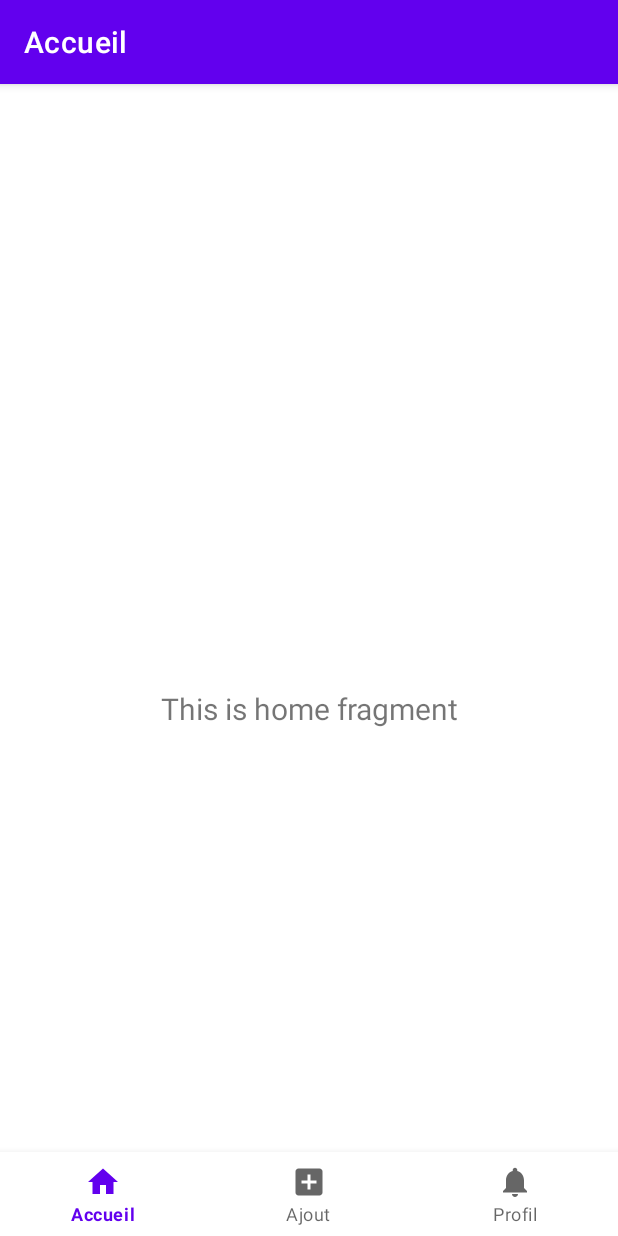
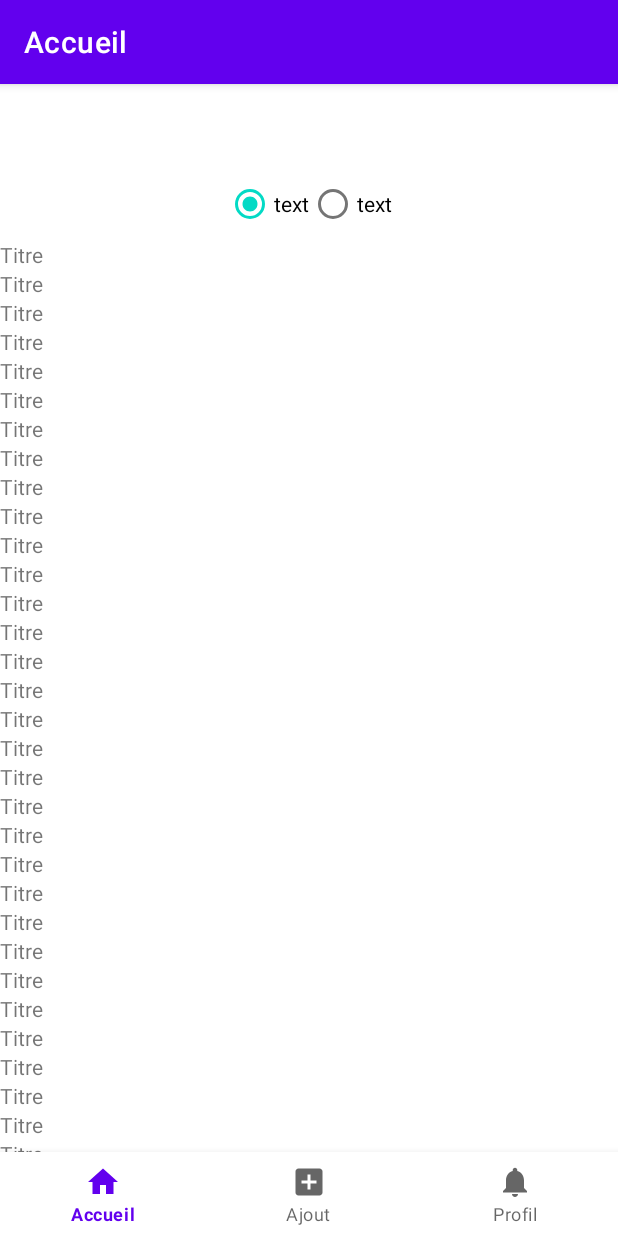
Before and after one commit to lucasnaury/uv-amse-android, an Android app: the screen it shows after launch (MainActivity), on a phone screen of 412 x 824 dp. Run offline under Robolectric (Android 15) with nearby library versions, the phone set to English and light mode, and no system bars; our stand-ins replace navigation-ui.

Commit message:
add list of annonces

```diff
--- /dev/null
+++ b/app/src/main/java/com/example/tpleboncoin/ui/home/HomeAdapter.java
@@ -0,0 +1,83 @@
+package com.example.tpleboncoin.ui.home;
+
+import android.util.Log;
+import android.view.LayoutInflater;
+import android.view.View;
+import android.view.ViewGroup;
+import android.widget.TextView;
+
+import androidx.recyclerview.widget.RecyclerView;
+
+import com.example.tpleboncoin.R;
+import com.example.tpleboncoin.models.Annonce;
+
+
+public class HomeAdapter extends RecyclerView.Adapter<HomeAdapter.ViewHolder> {
+    private static final String TAG = "CustomAdapter";
+
+    private Annonce[] mDataSet;
+
+    // BEGIN_INCLUDE(recyclerViewSampleViewHolder)
+    /**
+     * Provide a reference to the type of views that you are using (custom ViewHolder)
+     */
+    public static class ViewHolder extends RecyclerView.ViewHolder {
+        private final TextView textView;
+
+        public ViewHolder(View v) {
+            super(v);
+            // Define click listener for the ViewHolder's View.
+            v.setOnClickListener(new View.OnClickListener() {
+                @Override
+                public void onClick(View v) {
+                    Log.d(TAG, "Element " + getAdapterPosition() + " clicked.");
+                }
+            });
+            textView = (TextView) v.findViewById(R.id.text_annonce);
+        }
+
+        public TextView getTextView() {
+            return textView;
+        }
+    }
+    // END_INCLUDE(recyclerViewSampleViewHolder)
+
+    /**
+     * Initialize the dataset of the Adapter.
+     *
+     * @param dataSet String[] containing the data to populate views to be used by RecyclerView.
+     */
+    public HomeAdapter(Annonce[] dataSet) {
+        mDataSet = dataSet;
+    }
+
+    // BEGIN_INCLUDE(recyclerViewOnCreateViewHolder)
+    // Create new views (invoked by the layout manager)
+    @Override
+    public ViewHolder onCreateViewHolder(ViewGroup viewGroup, int viewType) {
+        // Create a new view.
+        View v = LayoutInflater.from(viewGroup.getContext())
+                .inflate(R.layout.annonces_liste, viewGroup, false);
+
+        return new ViewHolder(v);
+    }
+    // END_INCLUDE(recyclerViewOnCreateViewHolder)
+
+    // BEGIN_INCLUDE(recyclerViewOnBindViewHolder)
+    // Replace the contents of a view (invoked by the layout manager)
+    @Override
+    public void onBindViewHolder(ViewHolder viewHolder, final int position) {
+        Log.d(TAG, "Element " + position + " set.");
+
+        // Get element from your dataset at this position and replace the contents of the view
+        // with that element
+        viewHolder.getTextView().setText(mDataSet[position].getTitre());
+    }
+    // END_INCLUDE(recyclerViewOnBindViewHolder)
+
+    // Return the size of your dataset (invoked by the layout manager)
+    @Override
+    public int getItemCount() {
+        return mDataSet.length;
+    }
+}
--- a/app/src/main/java/com/example/tpleboncoin/ui/home/HomeFragment.java
+++ b/app/src/main/java/com/example/tpleboncoin/ui/home/HomeFragment.java
@@ -4,34 +4,143 @@ import android.os.Bundle;
 import android.view.LayoutInflater;
 import android.view.View;
 import android.view.ViewGroup;
-import android.widget.TextView;
+import android.widget.Button;
+import android.widget.RadioButton;
 
-import androidx.annotation.NonNull;
 import androidx.fragment.app.Fragment;
-import androidx.lifecycle.ViewModelProvider;
+import androidx.recyclerview.widget.GridLayoutManager;
+import androidx.recyclerview.widget.LinearLayoutManager;
+import androidx.recyclerview.widget.RecyclerView;
 
-import com.example.tpleboncoin.databinding.FragmentHomeBinding;
+import com.example.tpleboncoin.R;
+import com.example.tpleboncoin.models.Annonce;
 
 public class HomeFragment extends Fragment {
 
-    private FragmentHomeBinding binding;
+    private static final String TAG = "RecyclerViewFragment";
+    private static final String KEY_LAYOUT_MANAGER = "layoutManager";
+    private static final int SPAN_COUNT = 2;
+    private static final int DATASET_COUNT = 60;
 
-    public View onCreateView(@NonNull LayoutInflater inflater,
-                             ViewGroup container, Bundle savedInstanceState) {
-        HomeViewModel homeViewModel =
-                new ViewModelProvider(this).get(HomeViewModel.class);
+    private enum LayoutManagerType {
+        GRID_LAYOUT_MANAGER,
+        LINEAR_LAYOUT_MANAGER
+    }
 
-        binding = FragmentHomeBinding.inflate(inflater, container, false);
-        View root = binding.getRoot();
+    protected LayoutManagerType mCurrentLayoutManagerType;
 
-        final TextView textView = binding.textHome;
-        homeViewModel.getText().observe(getViewLifecycleOwner(), textView::setText);
-        return root;
+    protected RadioButton mLinearLayoutRadioButton;
+    protected RadioButton mGridLayoutRadioButton;
+
+    protected RecyclerView mRecyclerView;
+    protected HomeAdapter mAdapter;
+    protected RecyclerView.LayoutManager mLayoutManager;
+    protected Annonce[] mDataset;
+
+    @Override
+    public void onCreate(Bundle savedInstanceState) {
+        super.onCreate(savedInstanceState);
+
+        // Initialize dataset, this data would usually come from a local content provider or
+        // remote server.
+        initDataset();
     }
 
     @Override
-    public void onDestroyView() {
-        super.onDestroyView();
-        binding = null;
+    public View onCreateView(LayoutInflater inflater, ViewGroup container,
+                             Bundle savedInstanceState) {
+        View rootView = inflater.inflate(R.layout.fragment_home, container, false);
+        rootView.setTag(TAG);
+
+        // BEGIN_INCLUDE(initializeRecyclerView)
+        mRecyclerView = (RecyclerView) rootView.findViewById(R.id.recycler_view);
+
+        // LinearLayoutManager is used here, this will layout the elements in a similar fashion
+        // to the way ListView would layout elements. The RecyclerView.LayoutManager defines how
+        // elements are laid out.
+        mLayoutManager = new LinearLayoutManager(getActivity());
+
+        mCurrentLayoutManagerType = LayoutManagerType.LINEAR_LAYOUT_MANAGER;
+
+        if (savedInstanceState != null) {
+            // Restore saved layout manager type.
+            mCurrentLayoutManagerType = (LayoutManagerType) savedInstanceState
+                    .getSerializable(KEY_LAYOUT_MANAGER);
+        }
+        setRecyclerViewLayoutManager(mCurrentLayoutManagerType);
+
+        mAdapter = new HomeAdapter(mDataset);
+        // Set CustomAdapter as the adapter for RecyclerView.
+        mRecyclerView.setAdapter(mAdapter);
+        // END_INCLUDE(initializeRecyclerView)
+
+        mLinearLayoutRadioButton = (RadioButton) rootView.findViewById(R.id.linear_layout_rb);
+        mLinearLayoutRadioButton.setOnClickListener(new View.OnClickListener() {
+            @Override
+            public void onClick(View v) {
+                setRecyclerViewLayoutManager(LayoutManagerType.LINEAR_LAYOUT_MANAGER);
+            }
+        });
+
+        mGridLayoutRadioButton = (RadioButton) rootView.findViewById(R.id.grid_layout_rb);
+        mGridLayoutRadioButton.setOnClickListener(new View.OnClickListener() {
+            @Override
+            public void onClick(View v) {
+                setRecyclerViewLayoutManager(LayoutManagerType.GRID_LAYOUT_MANAGER);
+            }
+        });
+
+        return rootView;
+    }
+
+    /**
+     * Set RecyclerView's LayoutManager to the one given.
+     *
+     * @param layoutManagerType Type of layout manager to switch to.
+     */
+    public void setRecyclerViewLayoutManager(LayoutManagerType layoutManagerType) {
+        int scrollPosition = 0;
+
+        // If a layout manager has already been set, get current scroll position.
+        if (mRecyclerView.getLayoutManager() != null) {
+            scrollPosition = ((LinearLayoutManager) mRecyclerView.getLayoutManager())
+                    .findFirstCompletelyVisibleItemPosition();
+        }
+
+        switch (layoutManagerType) {
+            case GRID_LAYOUT_MANAGER:
+                mLayoutManager = new GridLayoutManager(getActivity(), SPAN_COUNT);
+                mCurrentLayoutManagerType = LayoutManagerType.GRID_LAYOUT_MANAGER;
+                break;
+            case LINEAR_LAYOUT_MANAGER:
+                mLayoutManager = new LinearLayoutManager(getActivity());
+                mCurrentLayoutManagerType = LayoutManagerType.LINEAR_LAYOUT_MANAGER;
+                break;
+            default:
+                mLayoutManager = new LinearLayoutManager(getActivity());
+                mCurrentLayoutManagerType = LayoutManagerType.LINEAR_LAYOUT_MANAGER;
+        }
+
+        mRecyclerView.setLayoutManager(mLayoutManager);
+        mRecyclerView.scrollToPosition(scrollPosition);
+    }
+
+    @Override
+    public void onSaveInstanceState(Bundle savedInstanceState) {
+        // Save currently selected layout manager.
+        savedInstanceState.putSerializable(KEY_LAYOUT_MANAGER, mCurrentLayoutManagerType);
+        super.onSaveInstanceState(savedInstanceState);
+    }
+
+    /**
+     * Generates Strings for RecyclerView's adapter. This data would usually come
+     * from a local content provider or remote server.
+     */
+    private void initDataset() {
+        mDataset = new Annonce[DATASET_COUNT];
+        for (int i = 0; i < DATASET_COUNT; i++) {
+            Annonce annonce = new Annonce("Titre", "Adresse", 0);
+            mDataset[i] = annonce;
+        }
     }
 }
--- /dev/null
+++ b/app/src/main/res/layout/annonces_liste.xml
@@ -0,0 +1,11 @@
+<FrameLayout xmlns:android="http://schemas.android.com/apk/res/android"
+    android:layout_width="wrap_content"
+    android:layout_height="wrap_content"
+    android:gravity="center_vertical">
+
+    <TextView
+        android:id="@+id/text_annonce"
+        android:layout_width="wrap_content"
+        android:layout_height="wrap_content"
+        android:text="@string/text_annonce"/>
+</FrameLayout>
--- a/app/src/main/res/layout/fragment_home.xml
+++ b/app/src/main/res/layout/fragment_home.xml
@@ -1,22 +1,34 @@
 <?xml version="1.0" encoding="utf-8"?>
-<androidx.constraintlayout.widget.ConstraintLayout xmlns:android="http://schemas.android.com/apk/res/android"
-    xmlns:app="http://schemas.android.com/apk/res-auto"
-    xmlns:tools="http://schemas.android.com/tools"
+
+<LinearLayout xmlns:android="http://schemas.android.com/apk/res/android"
     android:layout_width="match_parent"
     android:layout_height="match_parent"
-    tools:context=".ui.home.HomeFragment">
+    android:orientation="vertical">
 
-    <TextView
-        android:id="@+id/text_home"
+    <RadioGroup
         android:layout_width="match_parent"
         android:layout_height="wrap_content"
-        android:layout_marginStart="8dp"
-        android:layout_marginTop="8dp"
-        android:layout_marginEnd="8dp"
-        android:textAlignment="center"
-        android:textSize="20sp"
-        app:layout_constraintBottom_toBottomOf="parent"
-        app:layout_constraintEnd_toEndOf="parent"
-        app:layout_constraintStart_toStartOf="parent"
-        app:layout_constraintTop_toTopOf="parent" />
-</androidx.constraintlayout.widget.ConstraintLayout>
+        android:checkedButton="@+id/linear_layout_rb"
+        android:gravity="center_horizontal"
+        android:orientation="horizontal">
+
+        <RadioButton
+            android:id="@+id/linear_layout_rb"
+            android:layout_width="wrap_content"
+            android:layout_height="wrap_content"
+            android:text="@string/linear_layout_manager" />
+
+        <RadioButton
+            android:id="@+id/grid_layout_rb"
+            android:layout_width="wrap_content"
+            android:layout_height="wrap_content"
+            android:text="@string/grid_layout_manager" />
+    </RadioGroup>
+
+    <androidx.recyclerview.widget.RecyclerView
+        android:id="@+id/recycler_view"
+        android:layout_width="match_parent"
+        android:layout_height="match_parent" />
+
+
+</LinearLayout>
--- a/app/src/main/res/values/strings.xml
+++ b/app/src/main/res/values/strings.xml
@@ -3,4 +3,7 @@
     <string name="title_home">Accueil</string>
     <string name="title_add">Ajout</string>
     <string name="title_profile">Profil</string>
+    <string name="text_annonce">test</string>
+    <string name="linear_layout_manager">text</string>
+    <string name="grid_layout_manager">text</string>
 </resources>
```
